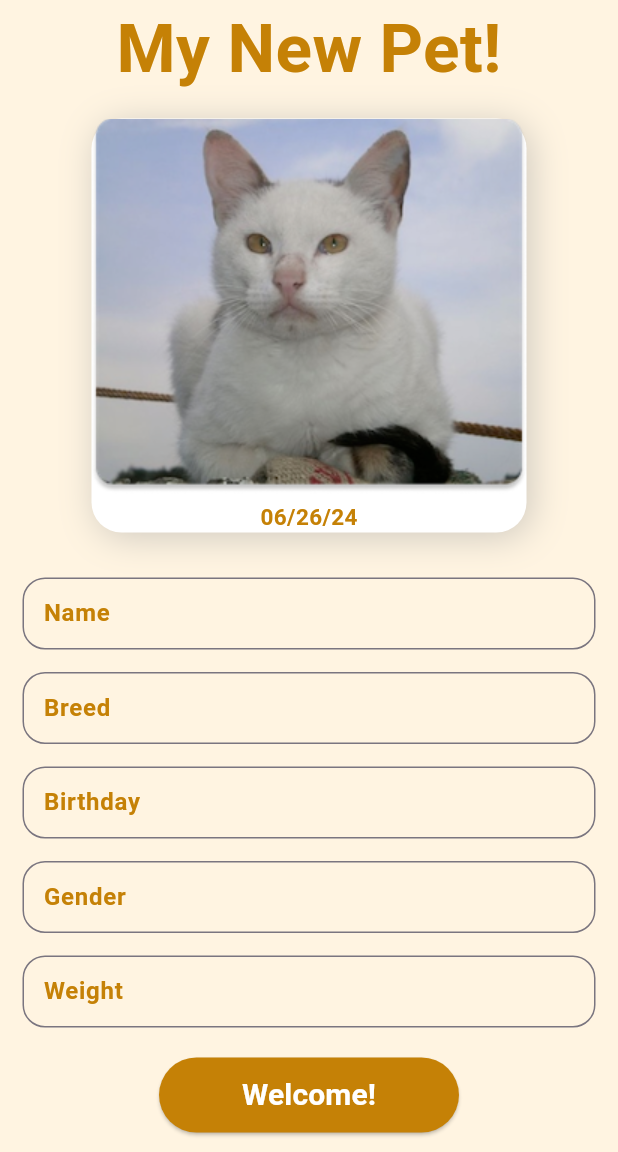
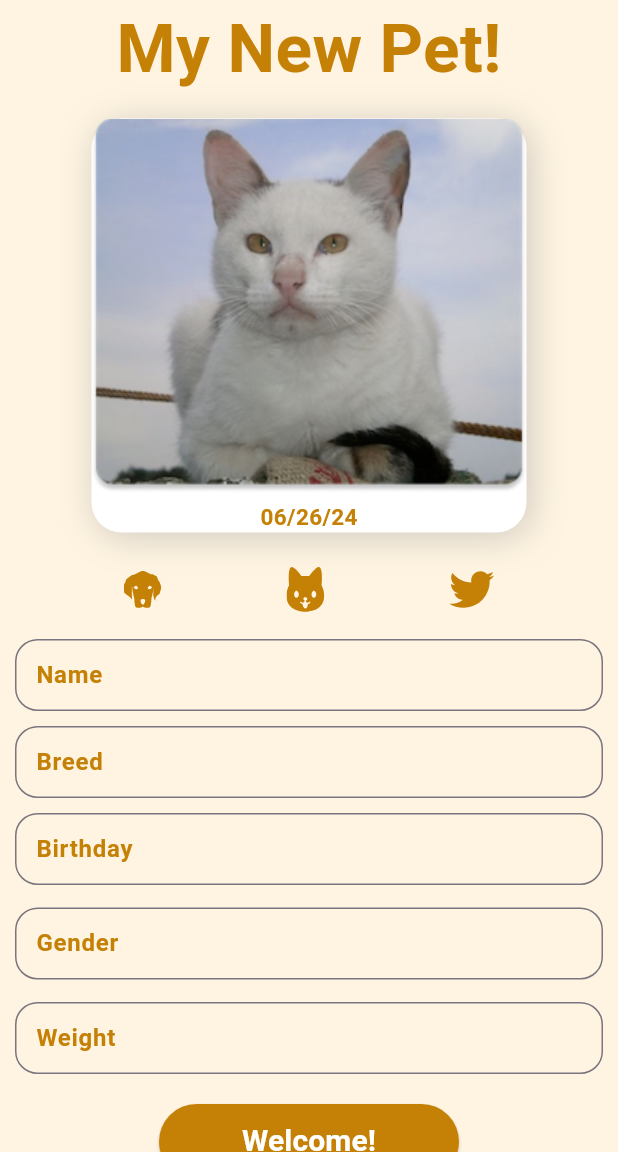
Before and after one commit to RustomMurad/flutter_my_pet_care_app, a Flutter app: the AddUpdateMyPetPage screen opened by its route, on a phone screen of 412 x 824 dp, the part 84-1236 px from its top. Run offline on Flutter 3.47's test engine with Material 3 defaults, Android fonts, the phone set to English and light mode, and no system bars; our stand-ins replace flutter_svg.

Commit message:
Changes to be committed:        new file:   assets/images/bird.svg        new file:   assets/images/cat.svg        new file:   assets/images/dog.svg        modified:   lib/pages/add_update_my_pet.dart

```diff
--- a/lib/pages/add_update_my_pet.dart
+++ b/lib/pages/add_update_my_pet.dart
@@ -52,8 +52,16 @@ class _AddUpdateMyPetPageState extends State<AddUpdateMyPetPage> {
                     card(context, "bunny_pic1", "png", "06/26/24", "/"),
                   ],
                 ),
+                ButtonBar(
+                  alignment: MainAxisAlignment.spaceEvenly,
+                  children: [
+                    SvgPicture.asset('assets/images/dog.svg'),
+                    SvgPicture.asset('assets/images/cat.svg'),
+                    SvgPicture.asset('assets/images/bird.svg'),
+                  ],
+                ),
                 Padding(
-                  padding: const EdgeInsets.all(15.0),
+                  padding: const EdgeInsets.all(10.0),
                   child: Form(
                     child: Column(
                       mainAxisAlignment: MainAxisAlignment.start,
@@ -78,7 +86,7 @@ class _AddUpdateMyPetPageState extends State<AddUpdateMyPetPage> {
                           ),
                         ),
                         SizedBox(
-                          height: 15.0,
+                          height: 10.0,
                         ),
                         TextFormField(
                           decoration: InputDecoration(
@@ -99,7 +107,7 @@ class _AddUpdateMyPetPageState extends State<AddUpdateMyPetPage> {
                           ),
                         ),
                         SizedBox(
-                          height: 15.0,
+                          height: 10.0,
                         ),
                         TextFormField(
                           decoration: InputDecoration(
@@ -169,7 +177,7 @@ class _AddUpdateMyPetPageState extends State<AddUpdateMyPetPage> {
                         ElevatedButton(
                           style: ElevatedButton.styleFrom(
                             minimumSize: Size(200, 50),
-                            backgroundColor:  Color.fromARGB(255, 197, 129, 6),
+                            backgroundColor: Color.fromARGB(255, 197, 129, 6),
                           ),
                           onPressed: () {
                             Navigator.pushNamed(context, "/MyPetPage");
```
Also changed, not shown: assets/images/bird.svg (added), assets/images/cat.svg (added), assets/images/dog.svg (added).
